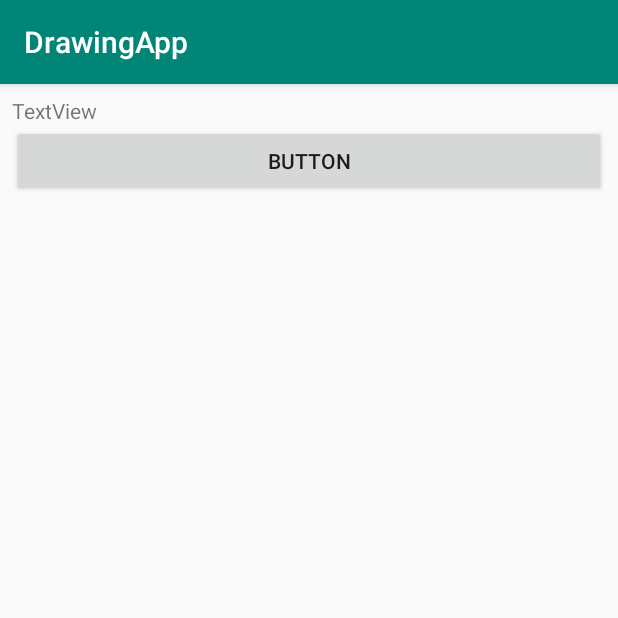
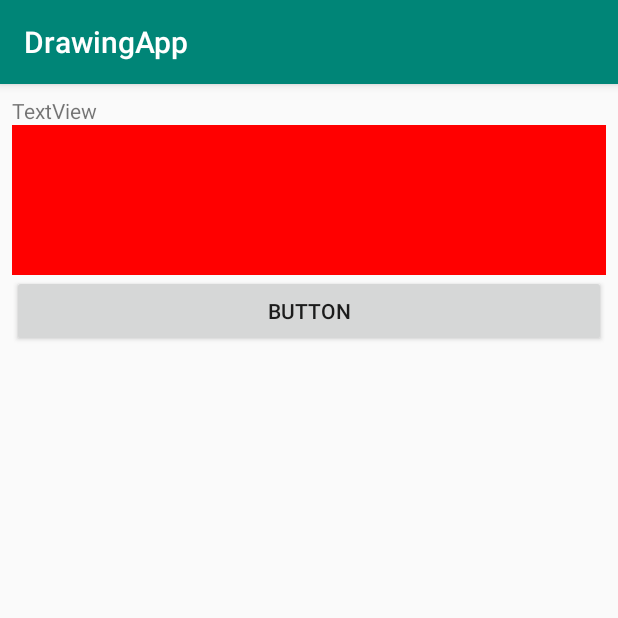
Before and after one commit to mcarnahan2/DrawingApp, an Android app: the screen it shows after launch (MainActivity), on a phone screen of 412 x 824 dp, the top half of it. Run offline under Robolectric (Android 15) with nearby library versions, the phone set to English and light mode, and no system bars.

Commit message:
Changed imageView to a customView.  Changed the code to allow user to change the background to image off of phone.

```diff
--- /dev/null
+++ b/app/src/main/java/edu/apsu/drawingapp/DrawingView.java
@@ -0,0 +1,47 @@
+package edu.apsu.drawingapp;
+
+import android.content.Context;
+import android.graphics.Canvas;
+import android.graphics.Color;
+import android.graphics.Paint;
+import android.util.AttributeSet;
+import android.view.View;
+
+public class DrawingView extends View {
+    Paint backgroundPaint;
+
+    private int currentHeight;
+    private int currentWidth;
+
+    public DrawingView(Context context) {
+        super(context);
+        setup(null);
+    }
+
+    public DrawingView(Context context, AttributeSet attrs) {
+        super(context, attrs);
+        setup(attrs);
+    }
+
+    public DrawingView(Context context, AttributeSet attrs, int defStyleAttr) {
+        super(context, attrs, defStyleAttr);
+        setup(attrs);
+    }
+
+    private void setup(AttributeSet attrs){
+        backgroundPaint = new Paint();
+        backgroundPaint.setColor(Color.RED);
+        backgroundPaint.setStyle(Paint.Style.FILL);
+    }
+
+    @Override
+    protected void onDraw(Canvas canvas) {
+        super.onDraw(canvas);
+
+        if(MainActivity.bitmap != null) {
+            canvas.drawBitmap(MainActivity.bitmap, 0, 0, backgroundPaint);
+        } else {
+            canvas.drawPaint(backgroundPaint);
+        }
+    }
+}
--- a/app/src/main/java/edu/apsu/drawingapp/MainActivity.java
+++ b/app/src/main/java/edu/apsu/drawingapp/MainActivity.java
@@ -17,15 +17,17 @@ import java.io.FileNotFoundException;
 
 public class MainActivity extends AppCompatActivity {
 
-    ImageView targetImage;
+    DrawingView drawingView;
     TextView textTargetUri;
+    public static Bitmap bitmap;
+
     @Override
     protected void onCreate(Bundle savedInstanceState) {
         super.onCreate(savedInstanceState);
         setContentView(R.layout.activity_main);
 
         textTargetUri = findViewById(R.id.textView);
-        targetImage = findViewById(R.id.imageView2);
+        drawingView = findViewById(R.id.drawingView);
         Button button = findViewById(R.id.picture_button);
         button.setOnClickListener(new View.OnClickListener() {
             @Override
@@ -44,11 +46,9 @@ public class MainActivity extends AppCompatActivity {
             Uri targetUri = data.getData();
             textTargetUri.setText(targetUri.toString());
 
-            Bitmap bitmap;
-
             try{
                 bitmap = BitmapFactory.decodeStream(getContentResolver().openInputStream(targetUri));
-                targetImage.setImageBitmap(bitmap);
+
             } catch (FileNotFoundException e){
                 e.printStackTrace();
             }
--- a/app/src/main/res/layout/activity_main.xml
+++ b/app/src/main/res/layout/activity_main.xml
@@ -25,10 +25,10 @@
             android:layout_height="wrap_content"
             android:text="TextView" />
 
-        <ImageView
-            android:id="@+id/imageView2"
+        <edu.apsu.drawingapp.DrawingView
+            android:id="@+id/drawingView"
             android:layout_width="match_parent"
-            android:layout_height="wrap_content"
+            android:layout_height="100dp"
             tools:srcCompat="@tools:sample/backgrounds/scenic[3]" />
 
         <Button
```
